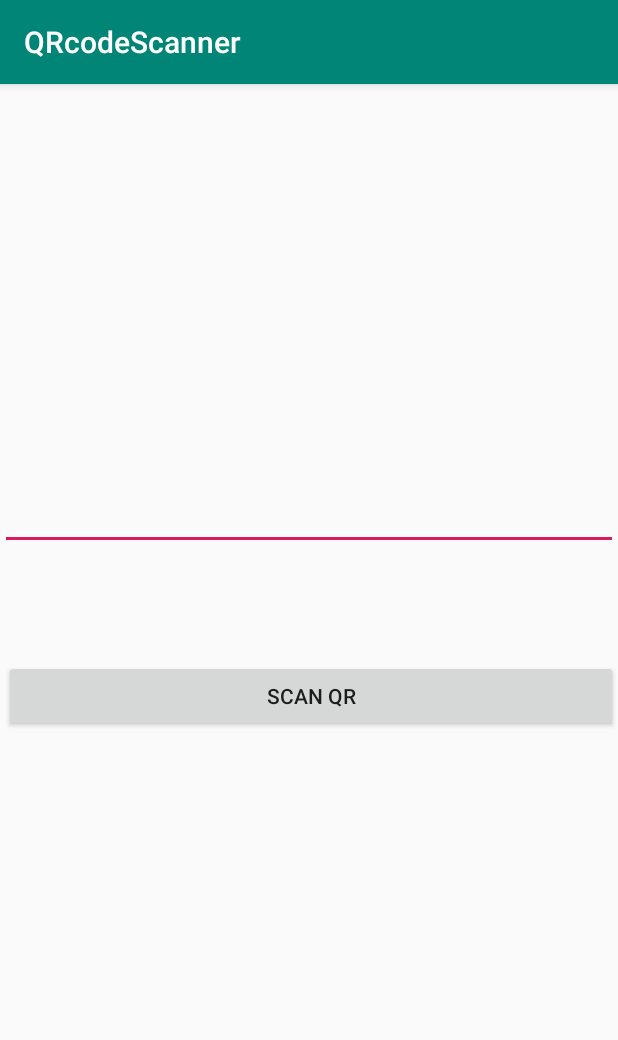
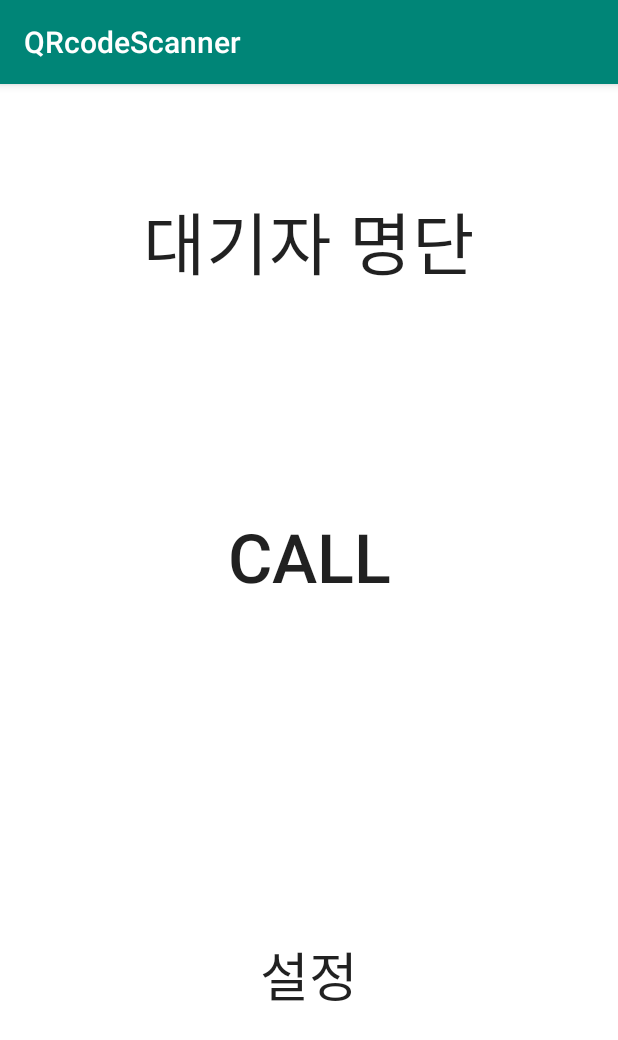
Before and after one commit to sonhyenoh/Reservation-App, an Android app: the screen it shows after launch (MainActivity), on a phone screen of 412 x 824 dp. Shown: the top 1040 px of the screen. Run offline under Robolectric (Android 15) with nearby library versions, the phone set to English and light mode, and no system bars; libraries missing offline, so code that uses them is left out: com.google.zxing.integration; 1 statement that could not run was skipped.

Commit message:
qr코드와는 다른 것들 사장님 activity
activity main에서 사장님 화면 이고 로그인 하고 들어갈시에 보이는 화면
setting은 테이블 개수, 아이디 관리, 메뉴판 수정등을 할수있는 곳이고
call은 손님들이 call버튼을 이용해서 테이블에 가져다줄것들, 메뉴들, 기타 다른 것들을 요청해서 그것들을 보일수 있게 한 layout
boss 버튼은 대기자 명단을 확인가능

```diff
--- a/ReservationApp/app/src/main/res/layout/activity_main.xml
+++ b/ReservationApp/app/src/main/res/layout/activity_main.xml
@@ -7,21 +7,34 @@
     tools:context=".MainActivity">
 
     <Button
-        android:id="@+id/btn_scan_me"
-        android:layout_width="409dp"
-        android:layout_height="wrap_content"
-        android:layout_marginTop="384dp"
-        android:text="Scan QR"
-        app:layout_constraintEnd_toEndOf="parent"
-        app:layout_constraintTop_toTopOf="parent" />
-
-    <EditText
-        android:id="@+id/et_value"
+        android:id="@+id/Waitlistbutton"
         android:layout_width="match_parent"
-        android:layout_height="wrap_content"
-        android:inputType="textMultiLine"
-        android:minLines="10"
-        app:layout_constraintBottom_toTopOf="@+id/btn_scan_me"
+        android:layout_height="210dp"
+        android:background="#FFFFFF"
+        android:text="대기자 명단"
+        android:textSize="45dp"
         app:layout_constraintTop_toTopOf="parent"
         tools:layout_editor_absoluteX="16dp" />
+
+    <Button
+        android:id="@+id/Callbutton"
+        android:layout_width="match_parent"
+        android:layout_height="210dp"
+        android:background="#FFFFFF"
+        android:text="CALL"
+        android:textSize="45dp"
+        app:layout_constraintTop_toBottomOf="@+id/Waitlistbutton"
+        tools:layout_editor_absoluteX="0dp" />
+
+    <Button
+        android:id="@+id/Settingbutton"
+        android:layout_width="match_parent"
+        android:layout_height="0dp"
+        android:background="#FFFFFF"
+        android:text="설정"
+        android:textSize="35dp"
+        app:layout_constraintBottom_toBottomOf="parent"
+        app:layout_constraintTop_toBottomOf="@+id/Callbutton"
+        tools:layout_editor_absoluteX="31dp" />
+
 </androidx.constraintlayout.widget.ConstraintLayout>
```
Also changed, not shown: ReservationApp/app/src/main/res/layout/activity_boss.xml (added, +16 -0 lines), ReservationApp/app/src/main/res/layout/activity_call.xml (added, +14 -0 lines), ReservationApp/app/src/main/res/layout/activity_setting.xml (added, +14 -0 lines).
